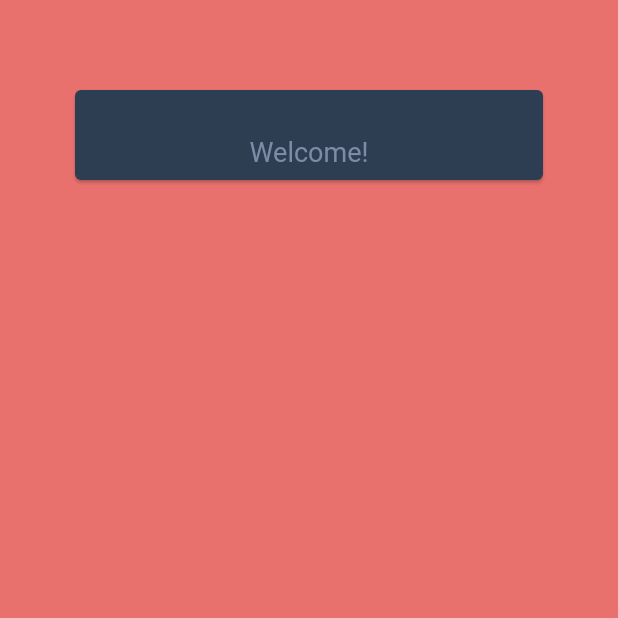
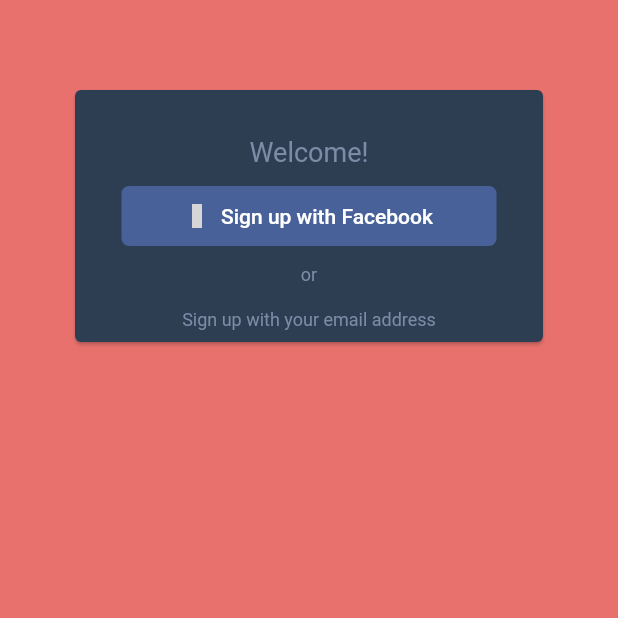
Before and after one commit to bmdesai0309/login_design_challenge_1, a Flutter app: the screen it shows after launch, on a phone screen of 412 x 824 dp, the top half of it. Run offline on Flutter 3.47's test engine with Material 2 defaults, Android fonts, the phone set to English and light mode, and no system bars; our stand-ins replace material_design_icons_flutter; grey boxes are pictures that could not be loaded.

Commit message:
adding text widget and make it reusable widget

```diff
--- a/lib/sign_up_page.dart
+++ b/lib/sign_up_page.dart
@@ -1,4 +1,5 @@
 import 'package:flutter/material.dart';
+import 'package:material_design_icons_flutter/material_design_icons_flutter.dart';
 
 class SignUp extends StatefulWidget {
   @override
@@ -6,7 +7,6 @@ class SignUp extends StatefulWidget {
 }
 
 class _SignUpState extends State<SignUp> {
-
   Container buildTitle(ThemeData theme) {
     return Container(
       padding: const EdgeInsets.only(bottom: 8.0),
@@ -18,6 +18,45 @@ class _SignUpState extends State<SignUp> {
       ),
     );
   }
+
+  SizedBox buildFacebookBtn() {
+    return SizedBox(
+      width: 250.0,
+      child: FlatButton(
+        padding: const EdgeInsets.symmetric(vertical: 12.0),
+        shape: RoundedRectangleBorder(borderRadius: BorderRadius.circular(5.0)),
+        color: Color(0xFF486198),
+        onPressed: () {},
+        child: Row(
+          mainAxisSize: MainAxisSize.min,
+          children: [
+            Icon(
+              MdiIcons.facebook,
+              size: 16.0,
+            ),
+            SizedBox(
+              width: 8.0,
+            ),
+            Text('Sign up with Facebook'),
+          ],
+        ),
+      ),
+    );
+  }
+
+  Padding buildText(ThemeData theme, String text) {
+    return Padding(
+      padding: const EdgeInsets.all(8.0),
+      child: Text(
+        text,
+        style: TextStyle(
+          color: theme.primaryColorDark,
+          fontSize: 12.0,
+        ),
+      ),
+    );
+  }
+
 
   @override
   Widget build(BuildContext context) {
@@ -33,7 +72,13 @@ class _SignUpState extends State<SignUp> {
               color: theme.primaryColor,
               child: Column(
                 mainAxisSize: MainAxisSize.min,
-                children: [buildTitle(theme)],
+                children: [
+                  buildTitle(theme),
+                  buildFacebookBtn(),
+                  buildText(theme,'or'),
+                  buildText(theme,'Sign up with your email address'),
+
+                ],
               ),
             ),
           ),
@@ -41,4 +86,5 @@ class _SignUpState extends State<SignUp> {
       ],
     ));
   }
+
 }
--- a/pubspec.yaml
+++ b/pubspec.yaml
@@ -28,6 +28,7 @@ dependencies:
   # The following adds the Cupertino Icons font to your application.
   # Use with the CupertinoIcons class for iOS style icons.
   cupertino_icons: ^1.0.0
+  material_design_icons_flutter: ^4.0.5755
 
 dev_dependencies:
   flutter_test:
```
Also changed, not shown: pubspec.lock.
